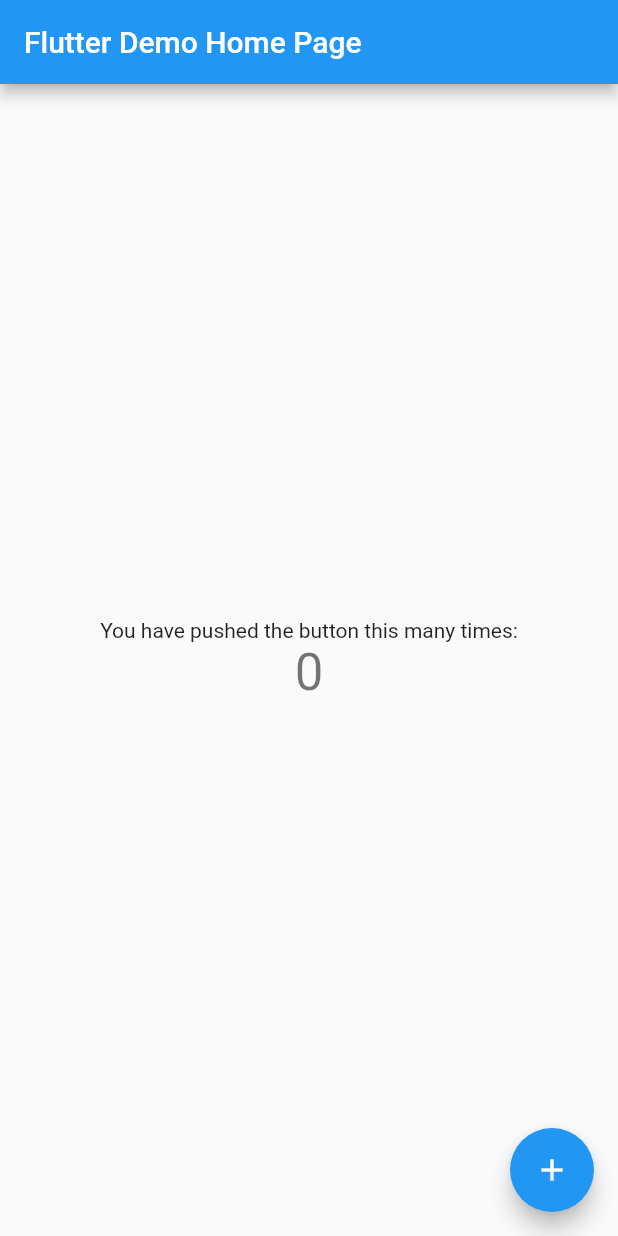
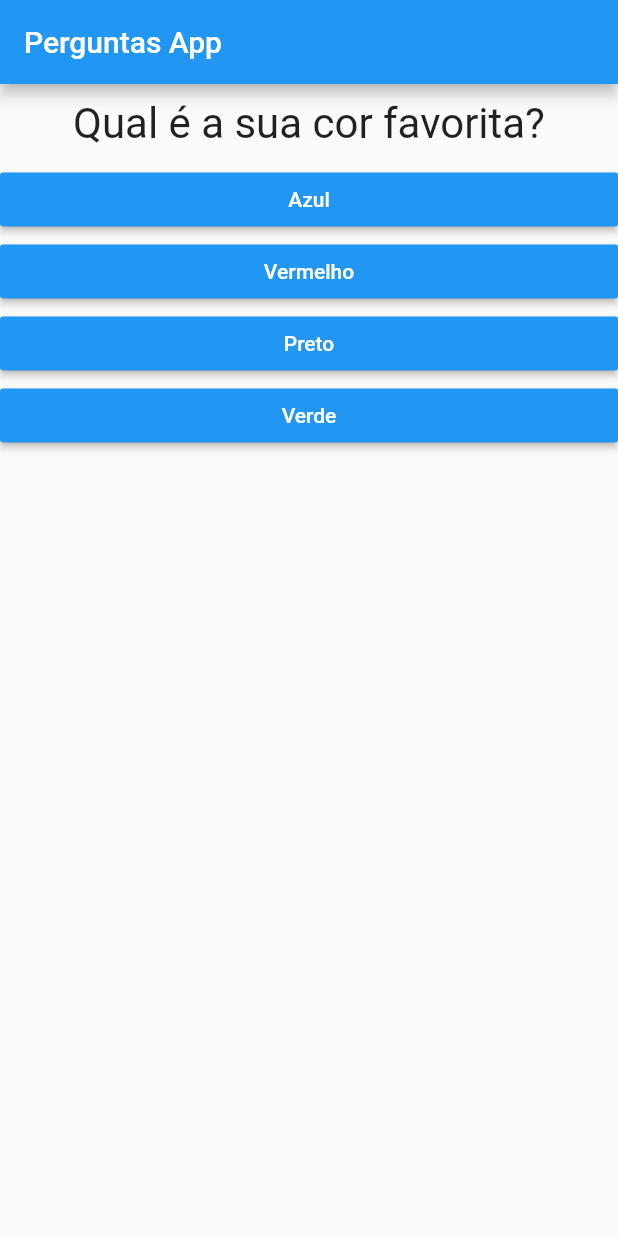
Before and after one commit to Rafaeldevj/flutter_projeto_perguntas, a Flutter app: the screen it shows after launch, on a phone screen of 412 x 824 dp. Run offline on Flutter 3.47's test engine with Material 2 defaults, Android fonts, the phone set to English and light mode, and no system bars.

Commit message:
Finish project

```diff
--- a/lib/main.dart
+++ b/lib/main.dart
@@ -1,117 +1,133 @@
 import 'package:flutter/material.dart';
+import 'package:projeto_perguntas/src/questao.dart';
+import 'package:projeto_perguntas/src/responsta.dart';
+import 'package:projeto_perguntas/src/resultado.dart';
 
 void main() {
   runApp(MyApp());
 }
 
 class MyApp extends StatelessWidget {
-  // This widget is the root of your application.
   @override
   Widget build(BuildContext context) {
     return MaterialApp(
       title: 'Flutter Demo',
       theme: ThemeData(
-        // This is the theme of your application.
-        //
-        // Try running your application with "flutter run". You'll see the
-        // application has a blue toolbar. Then, without quitting the app, try
-        // changing the primarySwatch below to Colors.green and then invoke
-        // "hot reload" (press "r" in the console where you ran "flutter run",
-        // or simply save your changes to "hot reload" in a Flutter IDE).
-        // Notice that the counter didn't reset back to zero; the application
-        // is not restarted.
         primarySwatch: Colors.blue,
-        // This makes the visual density adapt to the platform that you run
-        // the app on. For desktop platforms, the controls will be smaller and
-        // closer together (more dense) than on mobile platforms.
         visualDensity: VisualDensity.adaptivePlatformDensity,
       ),
-      home: MyHomePage(title: 'Flutter Demo Home Page'),
+      home: HomePage(),
     );
   }
 }
 
-class MyHomePage extends StatefulWidget {
-  MyHomePage({Key key, this.title}) : super(key: key);
-
-  // This widget is the home page of your application. It is stateful, meaning
-  // that it has a State object (defined below) that contains fields that affect
-  // how it looks.
-
-  // This class is the configuration for the state. It holds the values (in this
-  // case the title) provided by the parent (in this case the App widget) and
-  // used by the build method of the State. Fields in a Widget subclass are
-  // always marked "final".
-
-  final String title;
-
+class HomePage extends StatefulWidget {
   @override
-  _MyHomePageState createState() => _MyHomePageState();
+  _HomePageState createState() => _HomePageState();
 }
 
-class _MyHomePageState extends State<MyHomePage> {
-  int _counter = 0;
+class _HomePageState extends State<HomePage> {
+  int _perguntaSelecionada = 0;
+  int _pontuacao = 0;
 
-  void _incrementCounter() {
-    setState(() {
-      // This call to setState tells the Flutter framework that something has
-      // changed in this State, which causes it to rerun the build method below
-      // so that the display can reflect the updated values. If we changed
-      // _counter without calling setState(), then the build method would not be
-      // called again, and so nothing would appear to happen.
-      _counter++;
-    });
+  final _perguntas = [
+    {
+      'texto': 'Qual é a sua cor favorita?',
+      'respostas': [
+        {
+          'texto': 'Azul',
+          'valor': 10
+        },
+        {
+          'texto': 'Vermelho',
+          'valor': 10
+        },
+        {
+          'texto': 'Preto',
+          'valor': 5
+        },
+        {
+          'texto': 'Verde',
+          'valor': 15
+        }
+      ]
+    },
+    {
+      'texto': 'Qual é o seu animal favorito?',
+      'respostas': [
+        {
+          'texto': 'Gato',
+          'valor': 10
+        },
+        {
+          'texto': 'Cachorro',
+          'valor': 10
+        },
+        {
+          'texto': 'Leão',
+          'valor': 5
+        },
+        {
+          'texto': 'Elefante',
+          'valor': 15
+        }
+      ]
+    },
+    {
+      'texto': 'Qual é o seu instrumento favorito?',
+      'respostas': [
+        {
+          'texto': 'Bateria',
+          'valor': 10
+        },
+        {
+          'texto': 'Baixo',
+          'valor': 10
+        },
+        {
+          'texto': 'Guitarra',
+          'valor': 5
+        },
+        {
+          'texto': 'Violão',
+          'valor': 15
+        }
+      ]
+    }
+  ];
+
+  void _responder(int pontos) {
+    print('Pontuação: $_pontuacao');
+    if (temPerguntaSelecionada) {
+      setState(() {
+        _perguntaSelecionada++;
+        _pontuacao += pontos;
+      });
+      print('Pergunta respondida');
+    }
+  }
+
+  bool get temPerguntaSelecionada {
+    return _perguntaSelecionada < _perguntas.length;
   }
 
   @override
   Widget build(BuildContext context) {
-    // This method is rerun every time setState is called, for instance as done
-    // by the _incrementCounter method above.
-    //
-    // The Flutter framework has been optimized to make rerunning build methods
-    // fast, so that you can just rebuild anything that needs updating rather
-    // than having to individually change instances of widgets.
+
+    List<Map<String,Object>> respostas = temPerguntaSelecionada
+        ? _perguntas[_perguntaSelecionada]['respostas']
+        : null;
+
     return Scaffold(
       appBar: AppBar(
-        // Here we take the value from the MyHomePage object that was created by
-        // the App.build method, and use it to set our appbar title.
-        title: Text(widget.title),
+        title: Text('Perguntas App'),
       ),
-      body: Center(
-        // Center is a layout widget. It takes a single child and positions it
-        // in the middle of the parent.
-        child: Column(
-          // Column is also a layout widget. It takes a list of children and
-          // arranges them vertically. By default, it sizes itself to fit its
-          // children horizontally, and tries to be as tall as its parent.
-          //
-          // Invoke "debug painting" (press "p" in the console, choose the
-          // "Toggle Debug Paint" action from the Flutter Inspector in Android
-          // Studio, or the "Toggle Debug Paint" command in Visual Studio Code)
-          // to see the wireframe for each widget.
-          //
-          // Column has various properties to control how it sizes itself and
-          // how it positions its children. Here we use mainAxisAlignment to
-          // center the children vertically; the main axis here is the vertical
-          // axis because Columns are vertical (the cross axis would be
-          // horizontal).
-          mainAxisAlignment: MainAxisAlignment.center,
-          children: <Widget>[
-            Text(
-              'You have pushed the button this many times:',
-            ),
-            Text(
-              '$_counter',
-              style: Theme.of(context).textTheme.headline4,
-            ),
-          ],
-        ),
-      ),
-      floatingActionButton: FloatingActionButton(
-        onPressed: _incrementCounter,
-        tooltip: 'Increment',
-        child: Icon(Icons.add),
-      ), // This trailing comma makes auto-formatting nicer for build methods.
+      body: temPerguntaSelecionada ? Column(
+        children: <Widget>[
+          QuestaoPage(_perguntas[_perguntaSelecionada]['texto']),
+          ...respostas.map((text) => RespostaComponent(text['texto'], () { _responder(text['valor']); })).toList()
+        ],
+      ) : ResultadoComponent(_pontuacao),
     );
   }
 }
--- /dev/null
+++ b/lib/src/questao.dart
@@ -0,0 +1,20 @@
+import 'package:flutter/material.dart';
+
+class QuestaoPage extends StatelessWidget {
+  final String texto;
+
+  QuestaoPage(this.texto);
+
+  @override
+  Widget build(BuildContext context) {
+    return Container(
+      width: double.infinity,
+      margin: EdgeInsets.all(10),
+      child: Text(
+        texto,
+        style: TextStyle(fontSize: 28),
+        textAlign: TextAlign.center,
+      ),
+    );
+  }
+}
--- /dev/null
+++ b/lib/src/responsta.dart
@@ -0,0 +1,22 @@
+import 'package:flutter/material.dart';
+
+class RespostaComponent extends StatelessWidget {
+
+  final String text;
+  final void Function() onSelecao;
+
+  RespostaComponent(this.text, this.onSelecao);
+
+  @override
+  Widget build(BuildContext context) {
+    return Container(
+      width: double.infinity,
+      child: RaisedButton(
+        child: Text(text),
+        textColor: Colors.white,
+        color: Colors.blue,
+        onPressed: onSelecao,
+      ),
+    );
+  }
+}
--- /dev/null
+++ b/lib/src/resultado.dart
@@ -0,0 +1,17 @@
+import 'package:flutter/material.dart';
+
+class ResultadoComponent extends StatelessWidget {
+  final int pontuacao;
+
+  ResultadoComponent(this.pontuacao);
+
+  @override
+  Widget build(BuildContext context) {
+    return Center(
+      child: Text(
+        'Parabéns! Sua pontuação: $pontuacao',
+        style: TextStyle(fontSize: 28),
+      ),
+    );
+  }
+}
```
Also changed, not shown: 1 other file.
